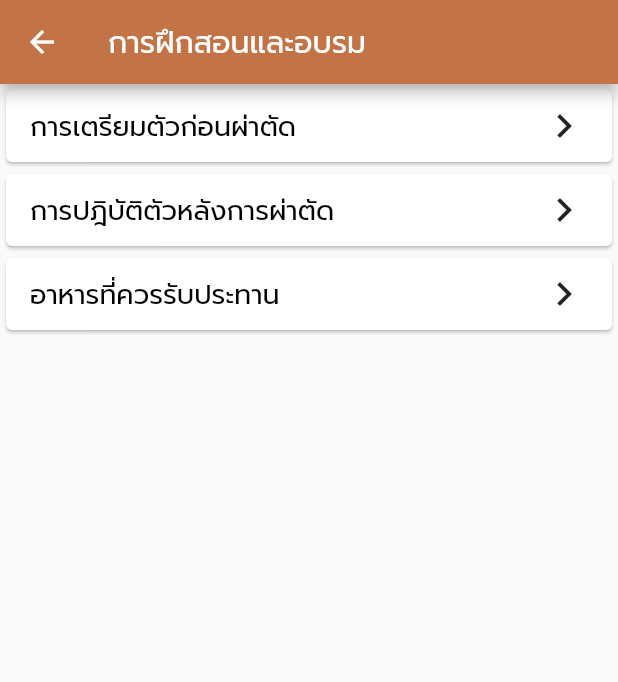
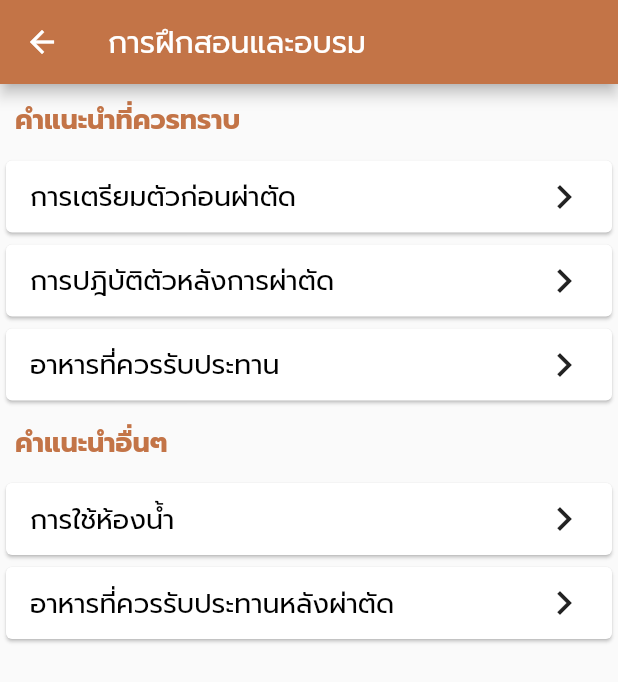
Before and after one commit to LaCare-KMUTT/AbdoCare, a Flutter app: the PreOpTrainingPage screen opened directly, on a phone screen of 412 x 824 dp. Shown: the top 682 px of the screen. Run offline on Flutter 3.47's test engine with Material 2 defaults, Android fonts, the phone set to English and light mode, and no system bars; our stand-ins replace bubble, charts_flutter, rflutter_alert; missing offline and left inert: flutter_dialogflow.

Commit message:
show training information

```diff
--- a/lib/Widget/pre_op_training.dart
+++ b/lib/Widget/pre_op_training.dart
@@ -76,6 +76,19 @@ class _PreOpTrainingPageState extends State<PreOpTrainingPage> {
         "detail": "หลีกเลี่ยงอาหารประเภททอด"
       }
     ];
+    var anotherlist = [
+      {
+        'topic': "การใช้ห้องน้ำ",
+        "id": 0,
+        "detail":
+            "ผู้ป่วยสามารถอาบน้ำได้เนื่องจากทางโรงพยาบาลได้ปิดแผลแบบกันน้ำ"
+      },
+      {
+        'topic': "อาหารที่ควรรับประทานหลังผ่าตัด",
+        "id": 1,
+        "detail": "หลีกเลี่ยงอาหารประเภททอด"
+      }
+    ];
     return Scaffold(
       appBar: AppBar(
         title: Text('การฝึกสอนและอบรม'),
@@ -83,9 +96,47 @@ class _PreOpTrainingPageState extends State<PreOpTrainingPage> {
       body: Container(
         child: ListView(
           children: [
+            Padding(
+              padding: const EdgeInsets.all(10.0),
+              child: Text('คำแนะนำที่ควรทราบ'),
+            ),
             Column(
               children: [
                 for (var item in list)
+                  Card(
+                    child: FlatButton(
+                      onPressed: () {
+                        number = item['id'];
+                        topic = item['topic'];
+                        detail = item['detail'];
+                        detailpage(number, topic, detail);
+                        pushToScreen(context, topic, detail);
+                      },
+                      child: Row(
+                        mainAxisAlignment: MainAxisAlignment.spaceBetween,
+                        children: [
+                          Align(
+                            alignment: Alignment.centerLeft,
+                            child: Text(item['topic'],
+                                style: Theme.of(context).textTheme.bodyText1),
+                          ),
+                          Icon(
+                            Icons.navigate_next,
+                            size: 32,
+                          ),
+                        ],
+                      ),
+                    ),
+                  ),
+              ],
+            ),
+            Padding(
+              padding: const EdgeInsets.all(10.0),
+              child: Text('คำแนะนำอื่นๆ'),
+            ),
+            Column(
+              children: [
+                for (var item in anotherlist)
                   Card(
                     child: FlatButton(
                       onPressed: () {
```
